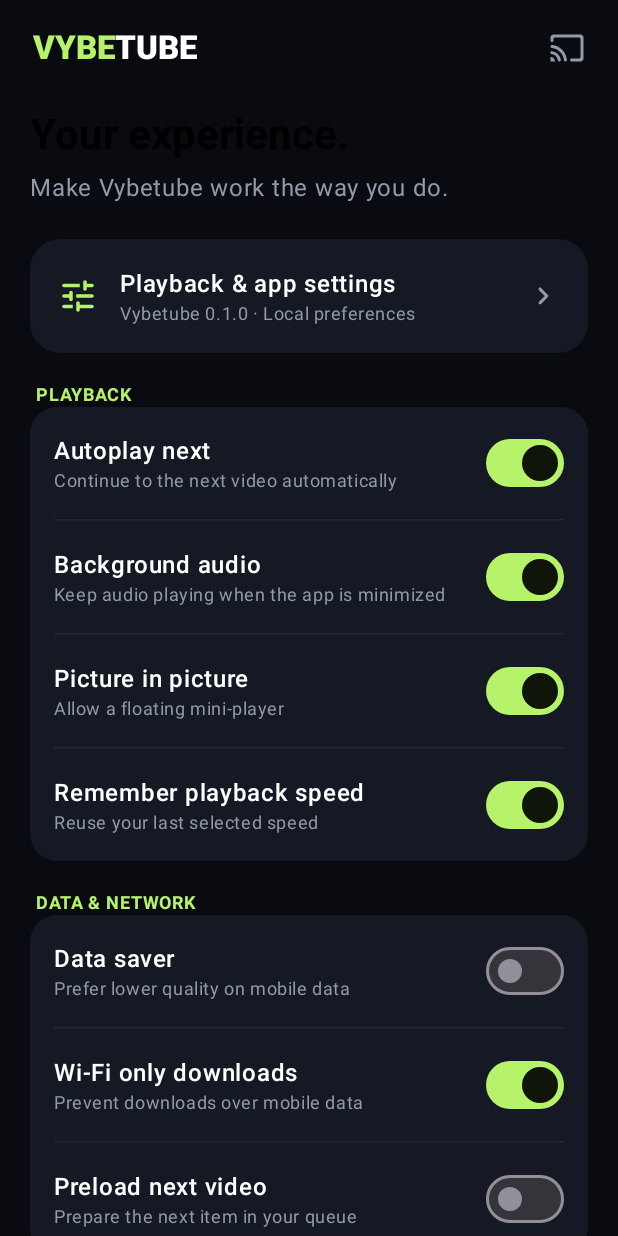
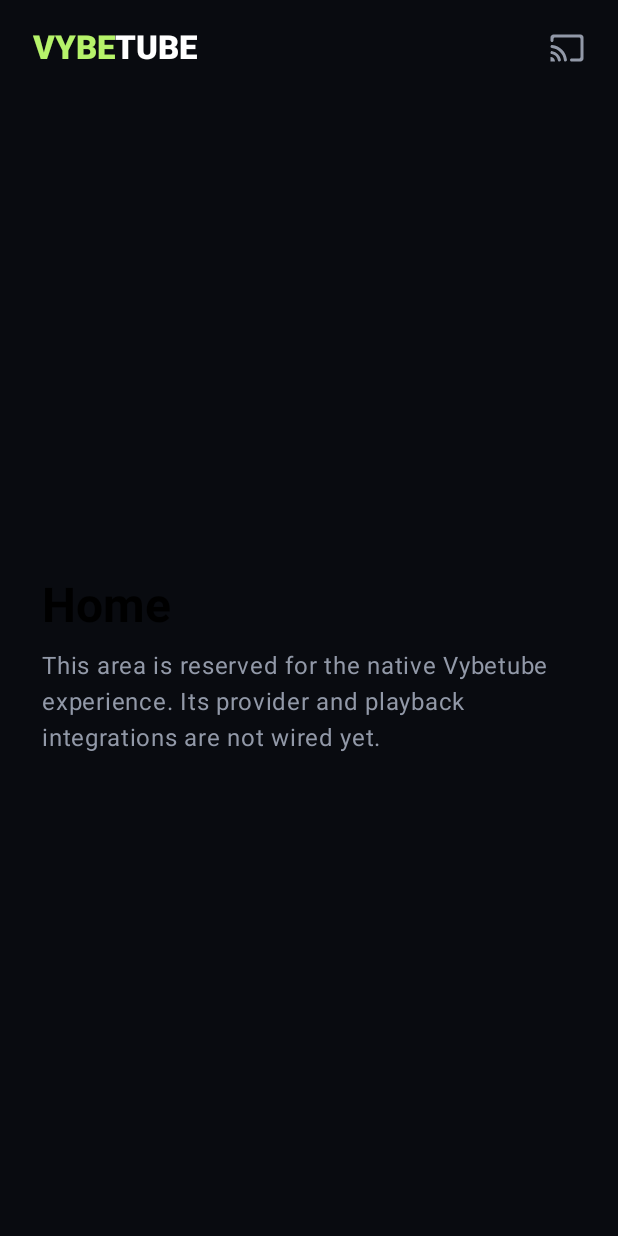
Before and after one commit to VIVEKISJOD/VIBETUBE, an Android app built with Jetpack Compose: the screen it shows after launch (MainActivity), on a phone screen of 412 x 824 dp. Run offline under Robolectric (Android 15) with nearby library versions, the phone set to English and light mode, and no system bars.

Commit message:
fix: open Vybetube on Home by default

```diff
--- a/android/app/src/main/java/app/vybetube/MainActivity.kt
+++ b/android/app/src/main/java/app/vybetube/MainActivity.kt
@@ -43,7 +43,7 @@ private fun VybetubeApp() {
     val configuration = LocalConfiguration.current
     val isTv = (configuration.uiMode and Configuration.UI_MODE_TYPE_MASK) == Configuration.UI_MODE_TYPE_TELEVISION
     val useRail = isTv || configuration.screenWidthDp >= 840
-    var selected by remember { mutableStateOf("Settings") }
+    var selected by remember { mutableStateOf("Home") }
     MaterialTheme(
         colorScheme = darkColorScheme(
             background = canvas, surface = surface, primary = accent,
```
